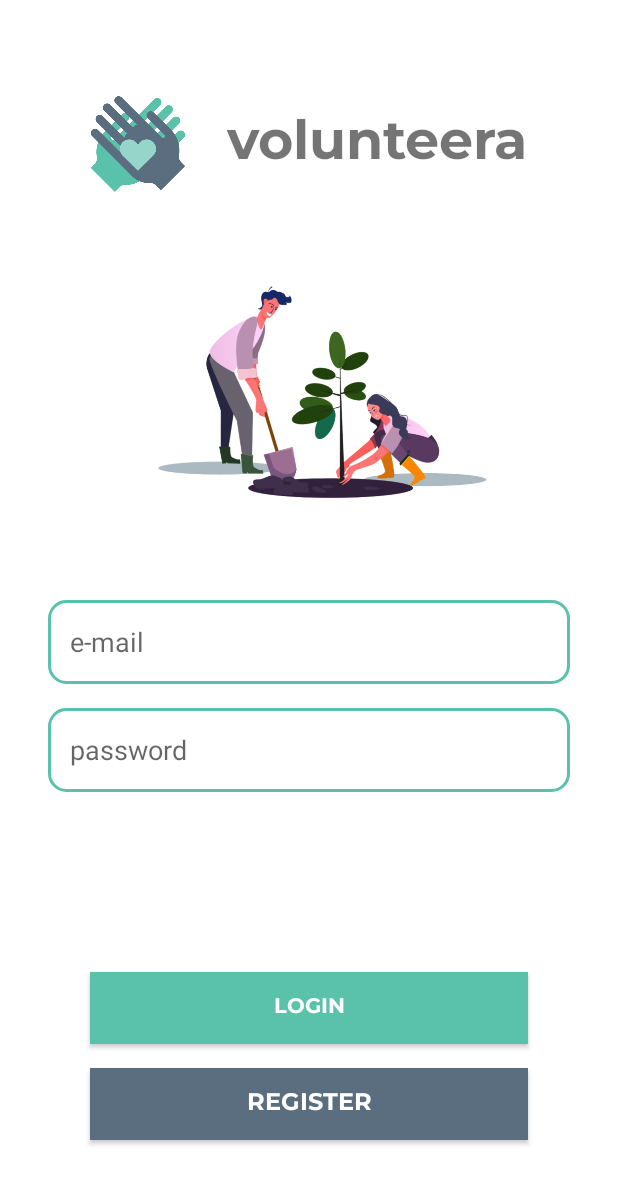
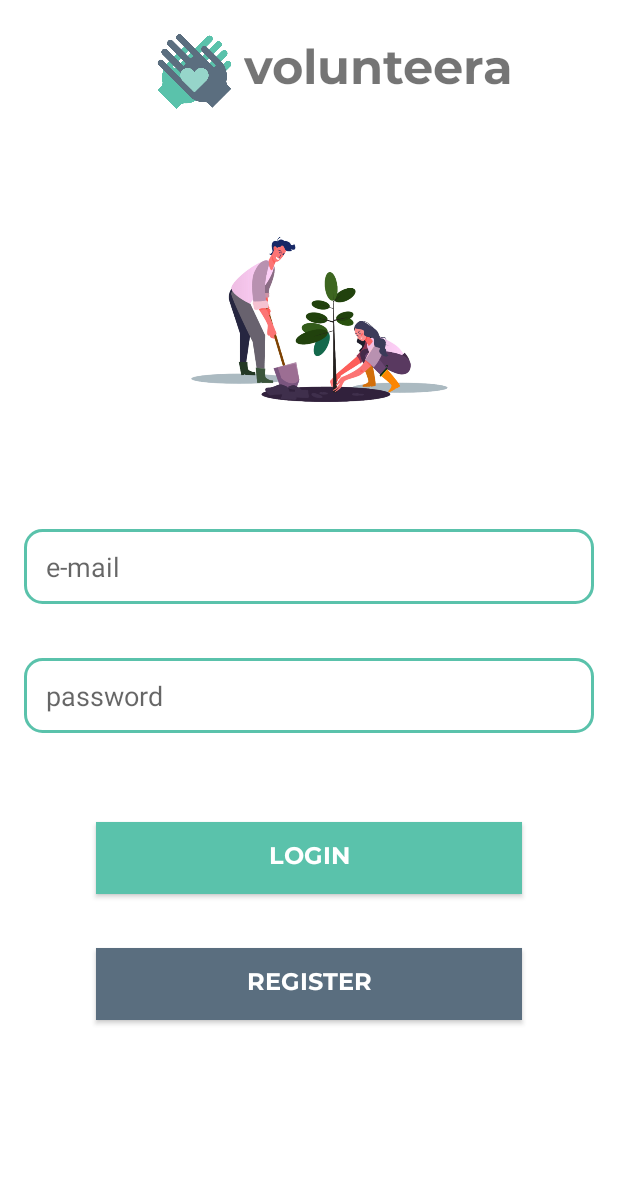
Before and after one commit to Alahaz/Volunteera, an Android app: the screen it shows after launch (LoginActivity), on a phone screen of 412 x 824 dp. Shown: the top 1184 px of the screen. Run offline under Robolectric (Android 15) with nearby library versions, the phone set to English and light mode, and no system bars; our stand-ins replace Firebase (no records; nobody signed in at launch, a user with empty details on screens opened directly).

Commit message:
fix layout for smaller device

```diff
--- a/app/src/main/java/com/ziesapp/volunteera/ui/RegisterFragment.kt
+++ b/app/src/main/java/com/ziesapp/volunteera/ui/RegisterFragment.kt
@@ -67,7 +67,7 @@ class RegisterFragment : Fragment(), View.OnClickListener {
         etWebsite = view.findViewById(R.id.et_web)
         etImage = view.findViewById(R.id.et_image_url)
         pbRegister = view.findViewById(R.id.pb_register)
-        btnRegister = view.findViewById(R.id.btn_login)
+        btnRegister = view.findViewById(R.id.btn_register)
         btnRegister.setOnClickListener(this)
 
         if (mAuth.currentUser != null) {
--- a/app/src/main/java/com/ziesapp/volunteera/ui/SearchFragment.kt
+++ b/app/src/main/java/com/ziesapp/volunteera/ui/SearchFragment.kt
@@ -60,7 +60,7 @@ class SearchFragment : Fragment() {
         arrayFoto = resources.obtainTypedArray(R.array.data_interest)
         val listInterest = ArrayList<Interest>()
         for (position in arrayNama.indices) {
-            val interest = Interest(arrayNama[position], arrayFoto.getResourceId(position,-1))
+            val interest = Interest(arrayNama[position], arrayFoto.getResourceId(position, -1))
             listInterest.add(interest)
         }
         return listInterest
--- a/app/src/main/res/layout/fragment_login.xml
+++ b/app/src/main/res/layout/fragment_login.xml
@@ -10,37 +10,35 @@
         android:id="@+id/textView"
         android:layout_width="wrap_content"
         android:layout_height="wrap_content"
-        android:layout_marginEnd="32dp"
+        android:layout_marginTop="24dp"
         android:fontFamily="@font/montserrat_bold"
         android:text="@string/title"
-        android:textSize="36sp"
-        app:layout_constraintBottom_toBottomOf="@+id/image_landing"
+        android:textSize="32sp"
         app:layout_constraintEnd_toEndOf="parent"
-        app:layout_constraintHorizontal_bias="0.0"
-        app:layout_constraintStart_toEndOf="@+id/image_landing"
-        app:layout_constraintTop_toTopOf="@+id/image_landing" />
-
-    <ImageView
-        android:id="@+id/image_landing"
-        android:layout_width="64dp"
-        android:layout_height="64dp"
-        android:layout_marginStart="32dp"
-        android:layout_marginTop="64dp"
-        android:contentDescription="@string/image"
-        android:src="@drawable/logo_fix"
-        app:layout_constraintEnd_toStartOf="@+id/textView"
+        app:layout_constraintHorizontal_bias="0.70"
         app:layout_constraintStart_toStartOf="parent"
         app:layout_constraintTop_toTopOf="parent" />
 
     <ImageView
+        android:id="@+id/image_landing"
+        android:layout_width="50dp"
+        android:layout_height="50dp"
+        android:layout_marginEnd="8dp"
+        android:contentDescription="@string/image"
+        android:src="@drawable/logo_fix"
+        app:layout_constraintBottom_toBottomOf="@+id/textView"
+        app:layout_constraintEnd_toStartOf="@+id/textView"
+        app:layout_constraintTop_toTopOf="@+id/textView" />
+
+    <ImageView
         android:id="@+id/imageView"
-        android:layout_width="256dp"
-        android:layout_height="256dp"
+        android:layout_width="200dp"
+        android:layout_height="200dp"
         android:layout_marginStart="8dp"
         android:layout_marginEnd="8dp"
-        android:layout_marginBottom="16dp"
         android:contentDescription="@string/image"
         android:src="@drawable/landing_image"
+        app:layout_constraintBottom_toTopOf="@id/et_email"
         app:layout_constraintEnd_toEndOf="parent"
         app:layout_constraintStart_toStartOf="parent"
         app:layout_constraintTop_toBottomOf="@id/image_landing" />
@@ -48,24 +46,30 @@
     <EditText
         android:id="@+id/et_email"
         android:layout_width="match_parent"
-        android:layout_height="56dp"
-        android:layout_marginHorizontal="32dp"
-        android:layout_marginTop="16dp"
+        android:layout_height="50dp"
+        android:layout_marginStart="16dp"
+        android:layout_marginTop="8dp"
+        android:layout_marginEnd="16dp"
         android:background="@drawable/shape"
         android:hint="@string/email"
         android:inputType="textEmailAddress|textWebEmailAddress"
+        app:layout_constraintBottom_toTopOf="@id/et_password"
+        app:layout_constraintEnd_toEndOf="parent"
+        app:layout_constraintStart_toStartOf="parent"
         app:layout_constraintTop_toBottomOf="@id/imageView" />
 
     <EditText
         android:id="@+id/et_password"
         android:layout_width="match_parent"
-        android:layout_height="56dp"
-        android:layout_marginHorizontal="32dp"
-        android:layout_marginTop="16dp"
+        android:layout_height="50dp"
+        android:layout_marginStart="16dp"
+        android:layout_marginEnd="16dp"
         android:background="@drawable/shape"
         android:hint="@string/password"
         android:inputType="textPassword"
-        app:layout_constraintStart_toStartOf="@id/et_email"
+        app:layout_constraintBottom_toTopOf="@+id/btn_login"
+        app:layout_constraintEnd_toEndOf="parent"
+        app:layout_constraintStart_toStartOf="parent"
         app:layout_constraintTop_toBottomOf="@id/et_email" />
 
 
@@ -73,31 +77,31 @@
         android:id="@+id/btn_login"
         android:layout_width="0dp"
         android:layout_height="wrap_content"
-        android:layout_marginBottom="16dp"
+        android:layout_marginHorizontal="64dp"
+        android:layout_marginTop="24dp"
         android:background="@color/colorPrimary"
         android:fontFamily="@font/montserrat_bold"
         android:text="@string/login"
+        android:textSize="16sp"
         android:textColor="#FFFFFF"
-        app:layout_constraintBottom_toTopOf="@+id/btn_register"
-        app:layout_constraintEnd_toEndOf="@+id/btn_register"
-        app:layout_constraintHorizontal_bias="0.541"
-        app:layout_constraintStart_toStartOf="@+id/btn_register" />
+        app:layout_constraintBottom_toTopOf="@id/btn_register"
+        app:layout_constraintEnd_toEndOf="parent"
+        app:layout_constraintStart_toStartOf="parent"
+        app:layout_constraintTop_toBottomOf="@+id/et_password" />
 
     <Button
         android:id="@+id/btn_register"
         android:layout_width="0dp"
         android:layout_height="wrap_content"
-        android:layout_marginHorizontal="60dp"
-        android:layout_marginBottom="64dp"
         android:background="@color/warnaKedua"
         android:fontFamily="@font/montserrat_bold"
         android:text="@string/register"
-
         android:textColor="#FFFFFF"
         android:textSize="16sp"
-        app:layout_constraintBottom_toBottomOf="parent"
-        app:layout_constraintEnd_toEndOf="parent"
-        app:layout_constraintStart_toStartOf="parent" />
+        app:layout_constraintBottom_toTopOf="@id/pb_login"
+        app:layout_constraintEnd_toEndOf="@id/btn_login"
+        app:layout_constraintStart_toStartOf="@+id/btn_login"
+        app:layout_constraintTop_toBottomOf="@id/btn_login" />
 
     <ProgressBar
         android:id="@+id/pb_login"
@@ -105,10 +109,12 @@
         android:layout_width="wrap_content"
         android:layout_height="wrap_content"
         android:layout_marginTop="16dp"
+        android:layout_marginBottom="8dp"
         android:visibility="invisible"
-        app:layout_constraintEnd_toEndOf="@+id/et_password"
-        app:layout_constraintStart_toStartOf="@+id/et_password"
-        app:layout_constraintTop_toBottomOf="@+id/et_password" />
+        app:layout_constraintBottom_toBottomOf="parent"
+        app:layout_constraintEnd_toEndOf="parent"
+        app:layout_constraintStart_toStartOf="parent"
+        app:layout_constraintTop_toBottomOf="@id/btn_register" />
 
 
 </androidx.constraintlayout.widget.ConstraintLayout>
--- a/app/src/main/res/layout/fragment_search.xml
+++ b/app/src/main/res/layout/fragment_search.xml
@@ -23,6 +23,7 @@
         android:id="@+id/rv_interest"
         android:layout_width="match_parent"
         android:layout_height="0dp"
+        app:layout_constraintBottom_toBottomOf="parent"
         app:layout_constraintEnd_toEndOf="parent"
         app:layout_constraintStart_toStartOf="parent"
         app:layout_constraintTop_toBottomOf="@+id/et_interest"
--- a/build.gradle
+++ b/build.gradle
@@ -6,7 +6,7 @@ buildscript {
         jcenter()
     }
     dependencies {
-        classpath "com.android.tools.build:gradle:4.0.0"
+        classpath 'com.android.tools.build:gradle:4.0.1'
         classpath "org.jetbrains.kotlin:kotlin-gradle-plugin:$kotlin_version"
         classpath 'com.google.gms:google-services:4.3.3'
 
```
Also changed, not shown: app/src/main/res/layout/activity_splash.xml (+8 -7 lines), app/src/main/res/layout/fragment_register.xml (+29 -34 lines).
